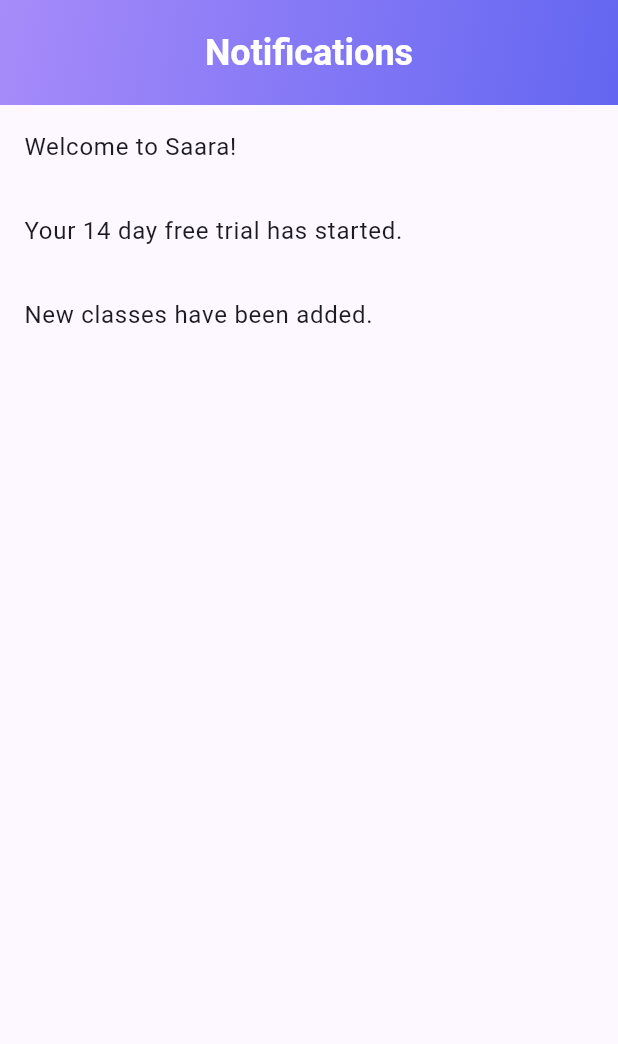
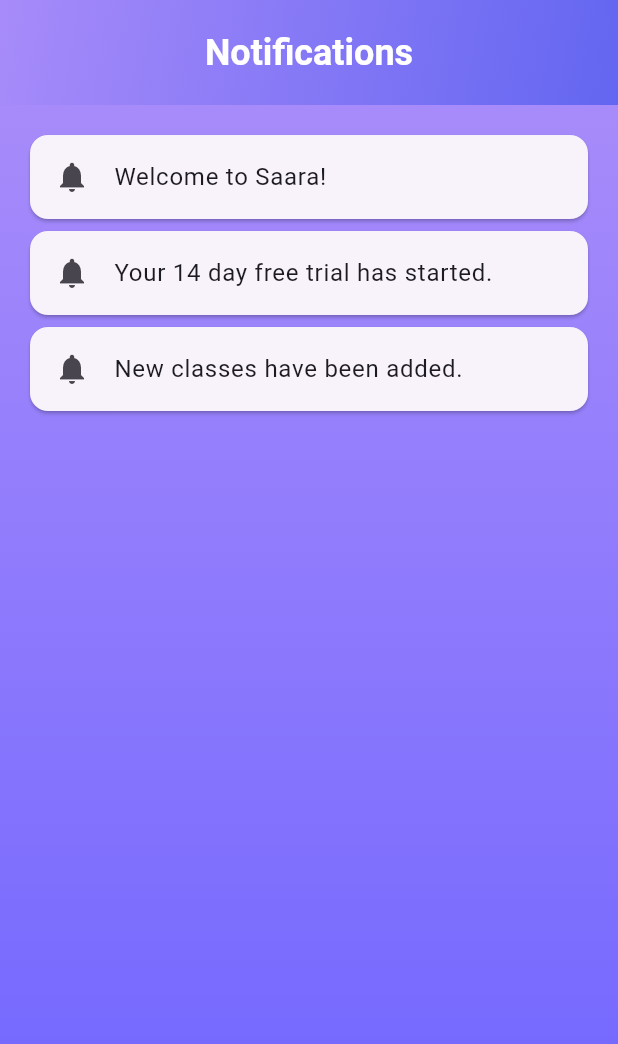
Before and after one commit to Vivek5kwt/saara, a Flutter app: the NotificationPage screen opened by its route, on a phone screen of 412 x 824 dp. Shown: the top 1044 px of the screen. Run offline on Flutter 3.47's test engine with Material 3 defaults, Android fonts, the phone set to English and light mode, and no system bars; our stand-ins replace bloc, equatable, firebase_auth, firebase_core, flutter_bloc, go_router and 2 more; missing offline and left inert: flutter_facebook_auth; accounts and stored records are empty; network calls fail.

Commit message:
Connect search to video playback and enhance notifications

```diff
--- a/lib/app.dart
+++ b/lib/app.dart
@@ -82,7 +82,13 @@ class App extends StatelessWidget {
                 ),
                 GoRoute(
                   path: '/video',
-                  builder: (context, state) => const VideoPage(),
+                  builder: (context, state) {
+                    final data = state.extra as Map<String, String>?;
+                    return VideoPage(
+                      title: data?['title'],
+                      url: data?['url'],
+                    );
+                  },
                 ),
                 GoRoute(
                   path: '/video/fullscreen',
--- a/lib/features/notifications/view/notification_page.dart
+++ b/lib/features/notifications/view/notification_page.dart
@@ -12,20 +12,46 @@ class NotificationPage extends StatelessWidget {
       create: (_) => NotificationCubit(),
       child: Scaffold(
         appBar: const CustomAppBar(title: 'Notifications'),
-        body: BlocBuilder<NotificationCubit, List<String>>(
+        body: Container(
+          decoration: const BoxDecoration(
+            gradient: LinearGradient(
+              begin: Alignment.topCenter,
+              end: Alignment.bottomCenter,
+              colors: [Color(0xFFA78BFA), Color(0xFF6C63FF)],
+            ),
+          ),
+          child: BlocBuilder<NotificationCubit, List<String>>(
             builder: (context, notifications) {
               if (notifications.isEmpty) {
-              return const Center(child: Text('No notifications'));
+                return const Center(
+                  child: Column(
+                    mainAxisSize: MainAxisSize.min,
+                    children: [
+                      Icon(Icons.notifications_off,
+                          size: 64, color: Colors.white70),
+                      SizedBox(height: 16),
+                      Text('No notifications',
+                          style: TextStyle(color: Colors.white70)),
+                    ],
+                  ),
+                );
               }
               return ListView.builder(
+                padding: const EdgeInsets.all(16),
                 itemCount: notifications.length,
                 itemBuilder: (context, index) {
-                return ListTile(title: Text(notifications[index]));
+                  return Card(
+                    child: ListTile(
+                      leading: const Icon(Icons.notifications),
+                      title: Text(notifications[index]),
+                    ),
+                  );
                 },
               );
             },
           ),
         ),
+      ),
     );
   }
 }
```
Also changed, not shown: lib/features/search/view/search_page.dart (+25 -5 lines), lib/features/video/view/video_page.dart (+19 -2 lines). Lines whose indentation alone changed are shown as unchanged.
